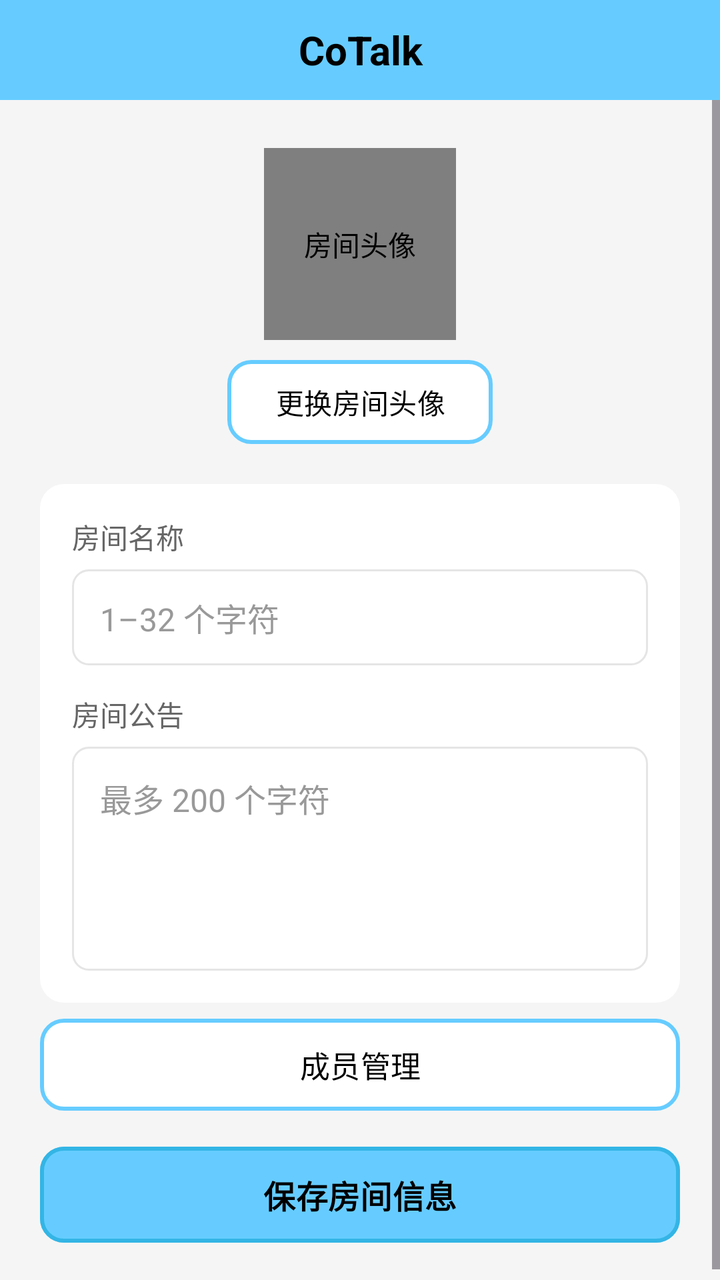
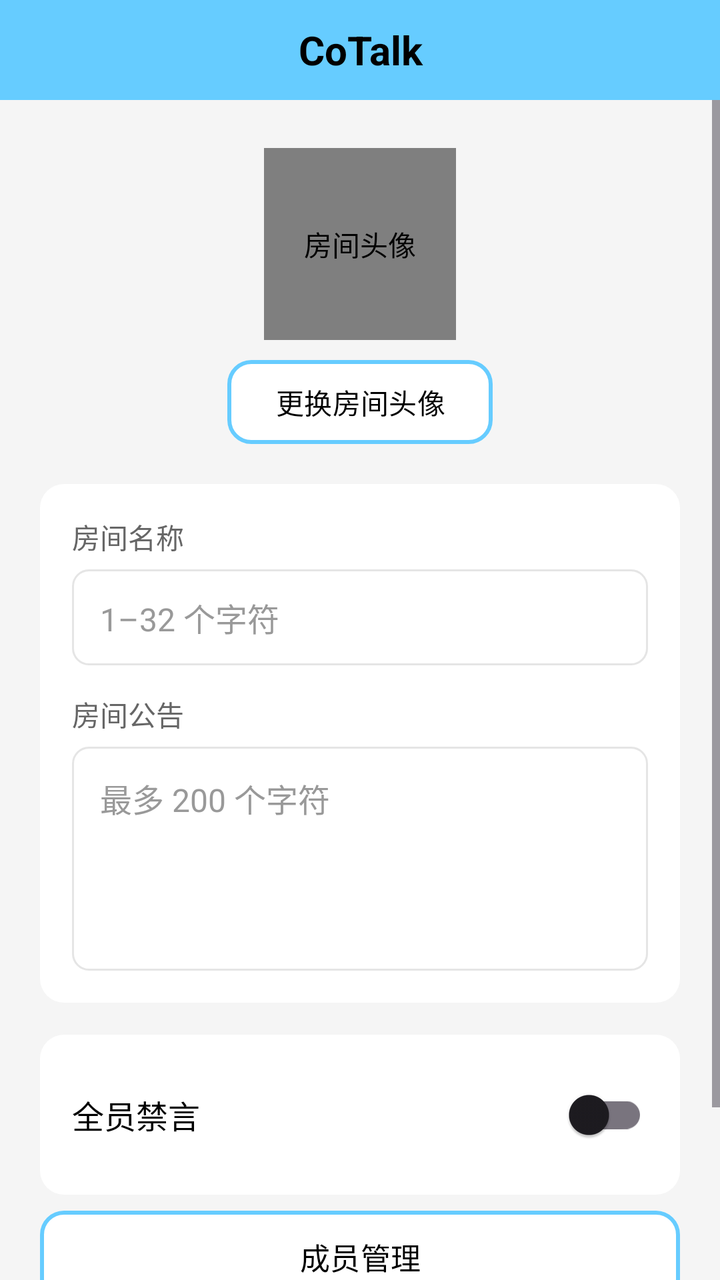

The first picture is an Android layout as it rendered before a commit; the second is the same layout after the commit. The layout source and the unified diff follow.
<!-- AndroidManifest.xml: application theme Theme.CoTalkProject -->
<!-- res/layout/activity_room_admin.xml -->
<?xml version="1.0" encoding="utf-8"?>
<LinearLayout xmlns:android="http://schemas.android.com/apk/res/android"
    xmlns:app="http://schemas.android.com/apk/res-auto"
    xmlns:tools="http://schemas.android.com/tools"
    android:id="@+id/room_admin_root"
    android:layout_width="match_parent"
    android:layout_height="match_parent"
    android:background="@color/bg_page"
    android:orientation="vertical"
    tools:context=".ui.admin.RoomAdminActivity">

    <include
        android:id="@+id/title_bar"
        layout="@layout/layout_title_bar"
        android:layout_width="match_parent"
        android:layout_height="wrap_content" />

    <ScrollView
        android:layout_width="match_parent"
        android:layout_height="0dp"
        android:layout_weight="1"
        android:clipToPadding="false"
        android:fillViewport="true"
        android:overScrollMode="never">

        <LinearLayout
            android:layout_width="match_parent"
            android:layout_height="wrap_content"
            android:gravity="center_horizontal"
            android:orientation="vertical"
            android:paddingStart="20dp"
            android:paddingTop="24dp"
            android:paddingEnd="20dp"
            android:paddingBottom="24dp">

            <com.example.cotalkproject.ui.widget.AvatarView
                android:id="@+id/iv_room_admin_avatar"
                android:layout_width="96dp"
                android:layout_height="96dp"
                android:contentDescription="@string/room_admin_avatar" />

            <com.google.android.material.button.MaterialButton
                android:id="@+id/btn_room_admin_avatar"
                android:layout_width="wrap_content"
                android:layout_height="42dp"
                android:layout_marginTop="10dp"
                android:insetTop="0dp"
                android:insetBottom="0dp"
                android:stateListAnimator="@null"
                android:text="@string/room_admin_change_avatar"
                android:textColor="@color/text_primary"
                android:textSize="14sp"
                app:backgroundTint="@color/surface"
                app:cornerRadius="12dp"
                app:rippleColor="@color/blue_ty"
                app:strokeColor="@color/blue_ty"
                app:strokeWidth="2dp" />

            <LinearLayout
                android:layout_width="match_parent"
                android:layout_height="wrap_content"
                android:layout_marginTop="20dp"
                android:background="@drawable/bg_card"
                android:orientation="vertical"
                android:padding="16dp">

                <TextView
                    android:layout_width="match_parent"
                    android:layout_height="wrap_content"
                    android:text="@string/room_admin_name"
                    android:textColor="@color/text_secondary"
                    android:textSize="14sp" />

                <EditText
                    android:id="@+id/et_room_admin_name"
                    android:layout_width="match_parent"
                    android:layout_height="48dp"
                    android:layout_marginTop="6dp"
                    android:background="@drawable/et_round"
                    android:hint="@string/room_admin_name_hint"
                    android:inputType="text"
                    android:maxLength="32"
                    android:maxLines="1"
                    android:paddingStart="14dp"
                    android:paddingEnd="14dp"
                    android:singleLine="true"
                    android:textColor="@color/text_primary"
                    android:textColorHint="@color/text_hint"
                    android:textSize="16sp" />

                <TextView
                    android:layout_width="match_parent"
                    android:layout_height="wrap_content"
                    android:layout_marginTop="14dp"
                    android:text="@string/room_admin_announcement"
                    android:textColor="@color/text_secondary"
                    android:textSize="14sp" />

                <EditText
                    android:id="@+id/et_room_admin_announcement"
                    android:layout_width="match_parent"
                    android:layout_height="112dp"
                    android:layout_marginTop="6dp"
                    android:background="@drawable/et_round"
                    android:gravity="top|start"
                    android:hint="@string/room_admin_announcement_hint"
                    android:inputType="textMultiLine"
                    android:maxLength="200"
                    android:maxLines="5"
                    android:padding="14dp"
                    android:textColor="@color/text_primary"
                    android:textColorHint="@color/text_hint"
                    android:textSize="16sp" />
            </LinearLayout>

            <com.google.android.material.button.MaterialButton
                android:id="@+id/btn_room_admin_members"
                android:layout_width="match_parent"
                android:layout_height="46dp"
                android:layout_marginTop="8dp"
                android:insetTop="0dp"
                android:insetBottom="0dp"
                android:stateListAnimator="@null"
                android:text="@string/room_admin_members"
                android:textColor="@color/text_primary"
                android:textSize="15sp"
                app:backgroundTint="@color/surface"
                app:cornerRadius="12dp"
                app:rippleColor="@color/blue_ty"
                app:strokeColor="@color/blue_ty"
                app:strokeWidth="2dp" />

            <com.google.android.material.button.MaterialButton
                android:id="@+id/btn_room_admin_save"
                android:layout_width="match_parent"
                android:layout_height="48dp"
                android:layout_marginTop="18dp"
                android:insetTop="0dp"
                android:insetBottom="0dp"
                android:stateListAnimator="@null"
                android:text="@string/room_admin_save"
                android:textColor="@color/text_on_accent"
                android:textSize="16sp"
                android:textStyle="bold"
                app:backgroundTint="@color/blue_ty"
                app:cornerRadius="12dp"
                app:rippleColor="@color/blue_dark"
                app:strokeColor="@color/blue_dark"
                app:strokeWidth="2dp" />

        </LinearLayout>
    </ScrollView>
</LinearLayout>
<!-- res/layout/layout_title_bar.xml (included above) -->
<?xml version="1.0" encoding="utf-8"?>
<androidx.constraintlayout.widget.ConstraintLayout xmlns:android="http://schemas.android.com/apk/res/android"
    xmlns:app="http://schemas.android.com/apk/res-auto"
    android:layout_width="match_parent"
    android:layout_height="wrap_content"
    android:minHeight="50dp"
    android:background="@drawable/bg_title_bar">

    <TextView
        android:id="@+id/btn_back"
        android:layout_width="80dp"
        android:layout_height="50dp"
        android:background="?attr/selectableItemBackground"
        android:contentDescription="@string/back"
        android:gravity="center"
        android:text="@string/back"
        android:textColor="@color/text_primary"
        android:textSize="16sp"
        android:visibility="gone"
        app:layout_constraintStart_toStartOf="parent"
        app:layout_constraintTop_toTopOf="parent" />

    <TextView
        android:id="@+id/btn_action_refresh"
        android:layout_width="80dp"
        android:layout_height="50dp"
        android:background="?attr/selectableItemBackground"
        android:gravity="center"
        android:text="@string/admin_moderation_refresh"
        android:textColor="@color/text_primary"
        android:textSize="16sp"
        android:visibility="gone"
        app:layout_constraintEnd_toEndOf="parent"
        app:layout_constraintTop_toTopOf="parent" />

    <TextView
        android:id="@+id/tv_title"
        android:layout_width="0dp"
        android:layout_height="50dp"
        android:gravity="center"
        android:singleLine="true"
        android:text="@string/title_home"
        android:textColor="@color/text_primary"
        android:textSize="20sp"
        android:textStyle="bold"
        app:layout_constraintEnd_toEndOf="parent"
        app:layout_constraintStart_toStartOf="parent"
        app:layout_constraintTop_toTopOf="parent" />

    <LinearLayout
        android:id="@+id/ll_actions"
        android:layout_width="wrap_content"
        android:layout_height="50dp"
        android:gravity="center_vertical"
        android:orientation="horizontal"
        android:paddingStart="4dp"
        android:paddingEnd="4dp"
        android:visibility="gone"
        app:layout_constraintEnd_toEndOf="parent"
        app:layout_constraintTop_toTopOf="parent">

        <ImageButton
            android:id="@+id/btn_action_server_info"
            android:layout_width="48dp"
            android:layout_height="48dp"
            android:background="?attr/selectableItemBackgroundBorderless"
            android:contentDescription="@string/server_info"
            android:padding="12dp"
            android:scaleType="centerInside"
            android:src="@drawable/ic_info"
            android:tint="@color/text_primary"
            android:visibility="gone" />

        <ImageButton
            android:id="@+id/btn_action_room_admin"
            android:layout_width="48dp"
            android:layout_height="48dp"
            android:background="?attr/selectableItemBackgroundBorderless"
            android:contentDescription="@string/room_admin_entry"
            android:padding="12dp"
            android:scaleType="centerInside"
            android:src="@drawable/ic_settings"
            android:tint="@color/text_primary"
            android:visibility="gone" />

    </LinearLayout>

</androidx.constraintlayout.widget.ConstraintLayout>
<!-- resources referenced by this layout -->
<resources>
  <color name="bg_page">#FFF5F5F5</color>
  <color name="blue_dark">#FF33B5E5</color>
  <color name="blue_ty">#FF66CCFF</color>
  <color name="surface">#FFFFFFFF</color>
  <color name="text_hint">#FF999999</color>
  <color name="text_on_accent">#FF000000</color>
  <color name="text_primary">#FF000000</color>
  <color name="text_secondary">#FF666666</color>
  <!-- drawable bg_card (drawable) -->
  <?xml version="1.0" encoding="utf-8"?>
  <shape xmlns:android="http://schemas.android.com/apk/res/android"
      android:shape="rectangle">
      <solid android:color="@color/surface" />
      <corners android:radius="12dp" />
  </shape>
  <!-- drawable bg_title_bar (drawable) -->
  <?xml version="1.0" encoding="utf-8"?>
  <shape xmlns:android="http://schemas.android.com/apk/res/android"
      android:shape="rectangle">
  
      <solid android:color="@color/title_bar_bg" />
  
  </shape>
  <!-- drawable et_round (drawable) -->
  <?xml version="1.0" encoding="utf-8"?>
  <shape xmlns:android="http://schemas.android.com/apk/res/android"
      android:shape="rectangle">
      <solid android:color="@color/surface" />
      <corners android:radius="8dp" />
      <stroke
          android:width="1dp"
          android:color="@color/divider" />
  </shape>
  <!-- drawable ic_info (drawable) -->
  <?xml version="1.0" encoding="utf-8"?>
  <vector xmlns:android="http://schemas.android.com/apk/res/android"
      android:width="24dp"
      android:height="24dp"
      android:viewportWidth="24"
      android:viewportHeight="24">
      <path
          android:fillColor="#FF000000"
          android:pathData="M11,17h2v-6h-2v6zM12,2C6.48,2 2,6.48 2,12s4.48,10 10,10 10,-4.48 10,-10S17.52,2 12,2zM12,20c-4.41,0 -8,-3.59 -8,-8s3.59,-8 8,-8 8,3.59 8,8 -3.59,8 -8,8zM11,9h2V7h-2v2z" />
  </vector>
  <string name="admin_moderation_refresh">刷新</string>
  <string name="back">&lt; 返回</string>
  <string name="room_admin_announcement">房间公告</string>
  <string name="room_admin_announcement_hint">最多 200 个字符</string>
  <string name="room_admin_avatar">房间头像</string>
  <string name="room_admin_change_avatar">更换房间头像</string>
  <string name="room_admin_entry">房间管理</string>
  <string name="room_admin_members">成员管理</string>
  <string name="room_admin_name">房间名称</string>
  <string name="room_admin_name_hint">1–32 个字符</string>
  <string name="room_admin_save">保存房间信息</string>
  <string name="server_info">房间信息</string>
  <string name="title_home">CoTalk</string>
  <style name="Theme.CoTalkProject" parent="Base.Theme.CoTalkProject" />
  <color name="title_bar_bg">#FF66CCFF</color>
  <color name="divider">#FFE5E5E5</color>
  <style name="Base.Theme.CoTalkProject" parent="Theme.Material3.Light.NoActionBar">
          <item name="colorPrimary">@color/blue_ty</item>
          <item name="colorOnPrimary">@color/text_primary</item>
          <item name="colorSecondary">@color/blue_dark</item>
          <item name="colorOnSecondary">@color/text_primary</item>
          <item name="android:colorAccent">@color/blue_ty</item>
  
          <item name="android:windowBackground">@color/bg_page</item>
          <item name="android:statusBarColor">@color/title_bar_bg</item>
          <item name="android:navigationBarColor">@color/surface</item>
          <item name="android:windowLightStatusBar">true</item>
          <item name="android:windowLightNavigationBar" tools:targetApi="o_mr1">true</item>
          <item name="android:forceDarkAllowed" tools:targetApi="q">false</item>
      </style>
  <!-- unchanged entries left out for length: 1 -->
</resources>

<!-- the commit's change to res/layout/activity_room_admin.xml (unified diff, before → after) -->
@@ -113,6 +113,29 @@
                     android:textSize="16sp" />
             </LinearLayout>
 
+            <LinearLayout
+                android:layout_width="match_parent"
+                android:layout_height="wrap_content"
+                android:layout_marginTop="16dp"
+                android:background="@drawable/bg_card"
+                android:gravity="center_vertical"
+                android:orientation="horizontal"
+                android:padding="16dp">
+
+                <TextView
+                    android:layout_width="0dp"
+                    android:layout_height="wrap_content"
+                    android:layout_weight="1"
+                    android:text="@string/room_admin_mute_all"
+                    android:textColor="@color/text_primary"
+                    android:textSize="16sp" />
+
+                <androidx.appcompat.widget.SwitchCompat
+                    android:id="@+id/switch_room_mute_all"
+                    android:layout_width="wrap_content"
+                    android:layout_height="wrap_content" />
+            </LinearLayout>
+
             <com.google.android.material.button.MaterialButton
                 android:id="@+id/btn_room_admin_members"
                 android:layout_width="match_parent"
<!-- resource entries referenced after the edit -->
@@ -52,6 +52,7 @@
   <string name="room_admin_change_avatar">更换房间头像</string>
   <string name="room_admin_entry">房间管理</string>
   <string name="room_admin_members">成员管理</string>
+  <string name="room_admin_mute_all">全员禁言</string>
   <string name="room_admin_name">房间名称</string>
   <string name="room_admin_name_hint">1–32 个字符</string>
   <string name="room_admin_save">保存房间信息</string>
